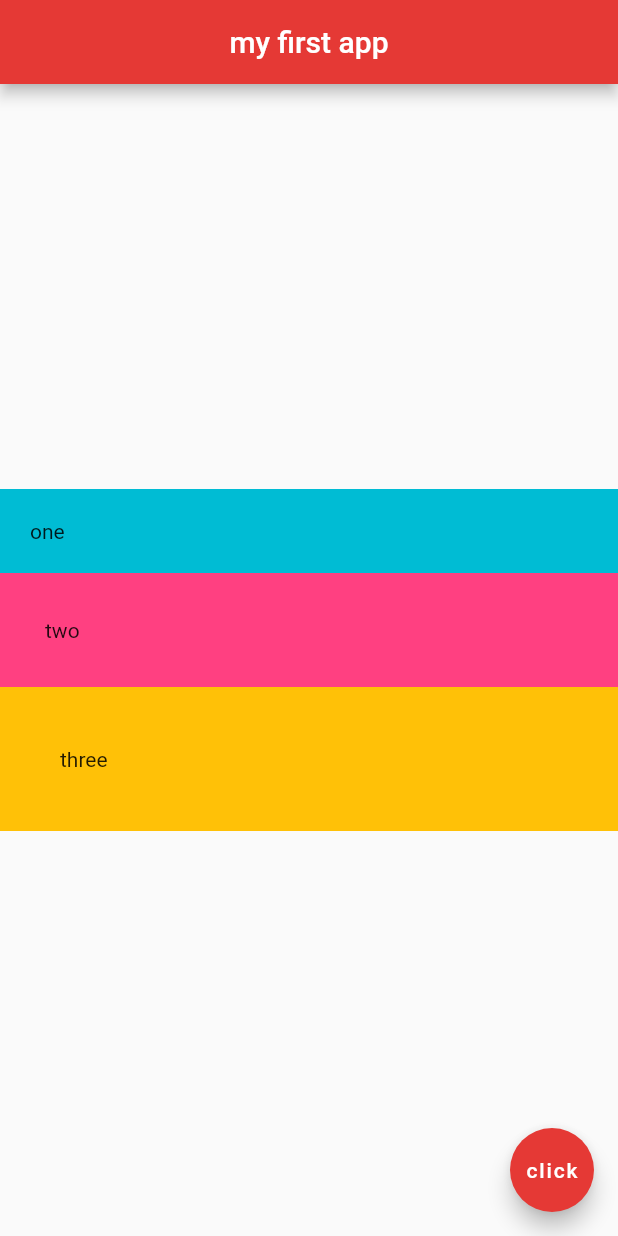
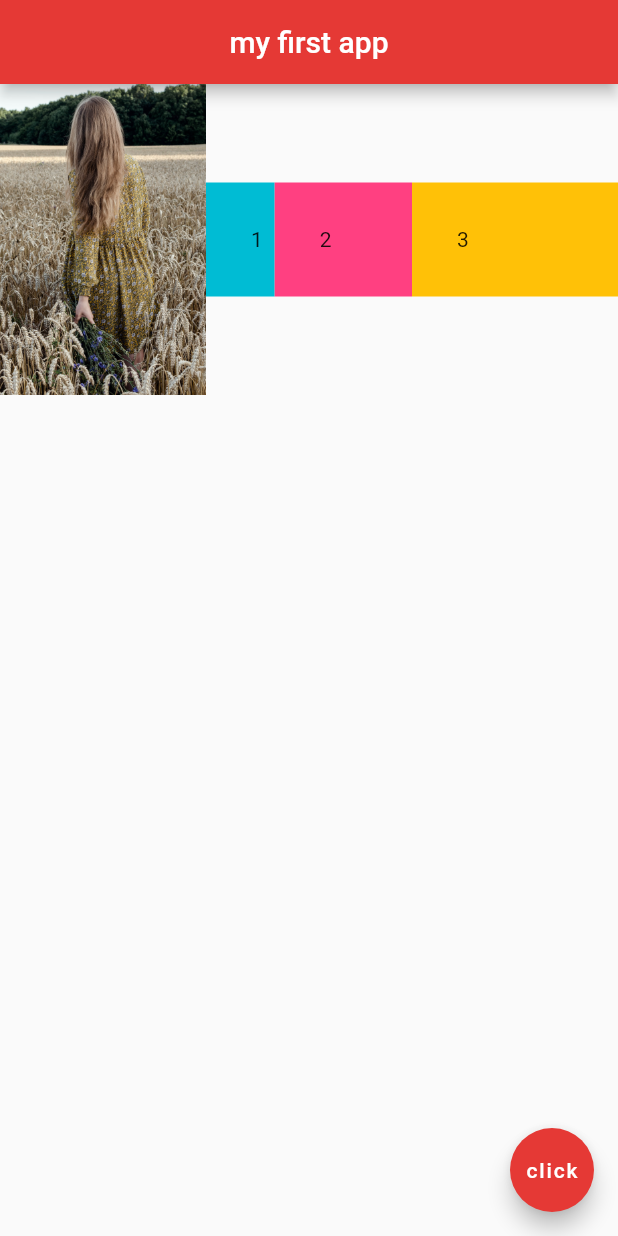
Before and after one commit to DylanMsK/Flutter-Tutorial, a Flutter app: the screen it shows after launch, on a phone screen of 412 x 824 dp. Run offline on Flutter 3.47's test engine with Material 2 defaults, Android fonts, the phone set to English and light mode, and no system bars.

Commit message:
practice Expanded Widget

```diff
--- a/lib/main.dart
+++ b/lib/main.dart
@@ -13,24 +13,34 @@ class Home extends StatelessWidget {
         centerTitle: true,
         backgroundColor: Colors.red[600],
       ),
-      body: Column(
-        mainAxisAlignment: MainAxisAlignment.center,
-        crossAxisAlignment: CrossAxisAlignment.stretch,
+      body: Row(
         children: <Widget>[
-          Container(
-            padding: EdgeInsets.all(20),
-            color: Colors.cyan,
-            child: Text("one"),
+          Expanded(
+            flex: 3,
+            child: Image.asset("assets/image3.jpeg"),
           ),
-          Container(
-            padding: EdgeInsets.all(30),
-            color: Colors.pinkAccent,
-            child: Text("two"),
+          Expanded(
+            child: Container(
+              padding: EdgeInsets.all(30),
+              color: Colors.cyan,
+              child: Text("1"),
+            ),
           ),
-          Container(
-            padding: EdgeInsets.all(40),
-            color: Colors.amber,
-            child: Text("three"),
+          Expanded(
+            flex: 2,
+            child: Container(
+              padding: EdgeInsets.all(30),
+              color: Colors.pinkAccent,
+              child: Text("2"),
+            ),
+          ),
+          Expanded(
+            flex: 3,
+            child: Container(
+              padding: EdgeInsets.all(30),
+              color: Colors.amber,
+              child: Text("3"),
+            ),
           ),
         ],
       ),
```
